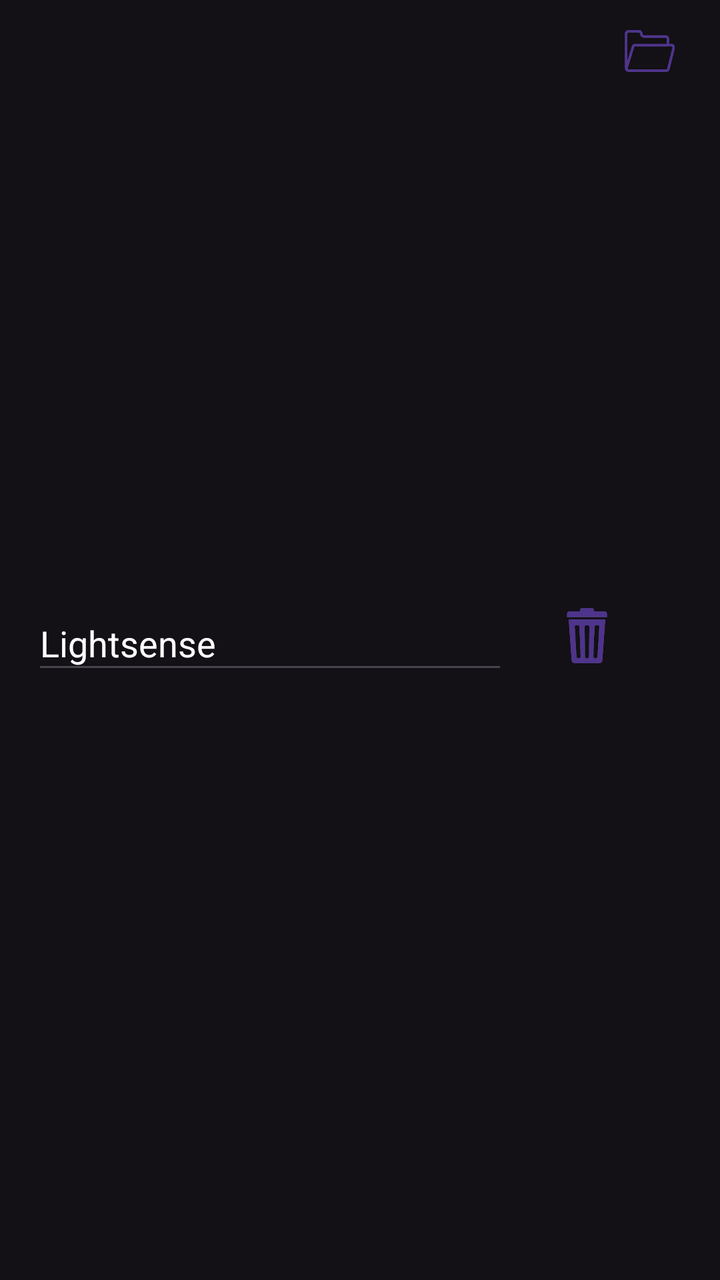
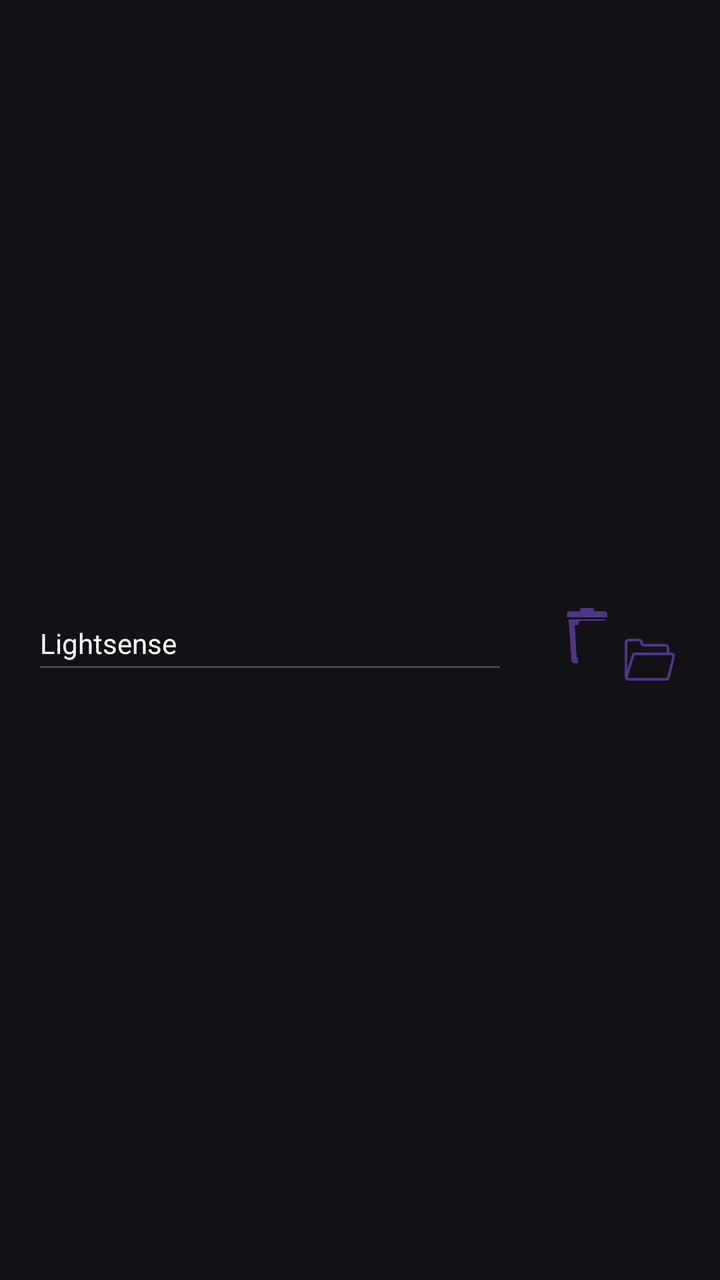

An Android layout rendered at two revisions. The XML below is the earlier revision; the diff shows what the commit changed to produce the second picture.
<!-- AndroidManifest.xml: application theme Theme.Lightsense2 -->
<!-- res/layout/template_log.xml -->
<?xml version="1.0" encoding="utf-8"?>
<androidx.constraintlayout.widget.ConstraintLayout xmlns:android="http://schemas.android.com/apk/res/android"
    xmlns:app="http://schemas.android.com/apk/res-auto"
    xmlns:tools="http://schemas.android.com/tools"
    android:layout_width="match_parent"
    android:layout_height="wrap_content"
    android:background="@color/backgroundDark">

    <ImageButton
        android:id="@+id/deletefile"
        android:layout_width="63dp"
        android:layout_height="41dp"
        android:layout_marginStart="8dp"
        android:background="@color/backgroundDark"
        android:scaleType="centerCrop"
        android:src="@drawable/trashicon"
        app:layout_constraintBottom_toBottomOf="parent"
        app:layout_constraintStart_toEndOf="@+id/filename"
        app:layout_constraintTop_toTopOf="parent" />

    <ImageButton
        android:id="@+id/openfolder"
        android:layout_width="79dp"
        android:layout_height="55dp"
        android:backgroundTint="@color/backgroundDark"
        android:scaleType="centerCrop"
        app:layout_constraintBottom_toBottomOf="parent"
        app:layout_constraintEnd_toEndOf="parent"
        app:layout_constraintHorizontal_bias="0.913"
        app:layout_constraintStart_toEndOf="@+id/deletefile"
        app:layout_constraintTop_toTopOf="parent"
        app:layout_constraintVertical_bias="0.0"
        app:srcCompat="@drawable/foldericon" />

    <EditText
        android:id="@+id/filename"
        android:layout_width="238dp"
        android:layout_height="44dp"

        android:layout_marginStart="16dp"
        android:text="@string/app_name"
        android:textColor="#FFFFFF"
        app:layout_constraintBottom_toBottomOf="parent"
        app:layout_constraintStart_toStartOf="parent"
        app:layout_constraintTop_toTopOf="parent">

    </EditText>

</androidx.constraintlayout.widget.ConstraintLayout>
<!-- resources referenced by this layout -->
<resources>
  <color name="backgroundDark">#131016</color>
  <!-- drawable foldericon: png bitmap (drawable, 4750 bytes) -->
  <!-- drawable trashicon: png bitmap (drawable, 8801 bytes) -->
  <string name="app_name">Lightsense</string>
  <style name="Theme.Lightsense2" parent="Base.Theme.Lightsense2" />
  <style name="Base.Theme.Lightsense2" parent="Theme.Material3.DayNight.NoActionBar">
          
          
      </style>
</resources>

<!-- the commit's change to res/layout/template_log.xml (unified diff, before → after) -->
@@ -4,6 +4,7 @@
     xmlns:tools="http://schemas.android.com/tools"
     android:layout_width="match_parent"
     android:layout_height="wrap_content"
+    android:layout_marginBottom="20dp"
     android:background="@color/backgroundDark">
 
     <ImageButton
@@ -29,7 +30,7 @@
         app:layout_constraintHorizontal_bias="0.913"
         app:layout_constraintStart_toEndOf="@+id/deletefile"
         app:layout_constraintTop_toTopOf="parent"
-        app:layout_constraintVertical_bias="0.0"
+        app:layout_constraintVertical_bias="0.52"
         app:srcCompat="@drawable/foldericon" />
 
     <EditText
@@ -40,6 +41,7 @@
         android:layout_marginStart="16dp"
         android:text="@string/app_name"
         android:textColor="#FFFFFF"
+        android:textSize="14sp"
         app:layout_constraintBottom_toBottomOf="parent"
         app:layout_constraintStart_toStartOf="parent"
         app:layout_constraintTop_toTopOf="parent">
